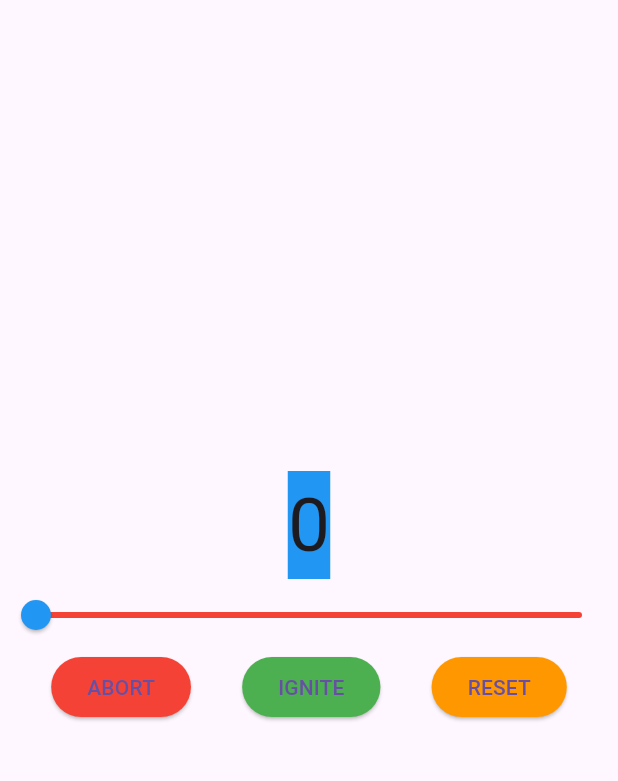
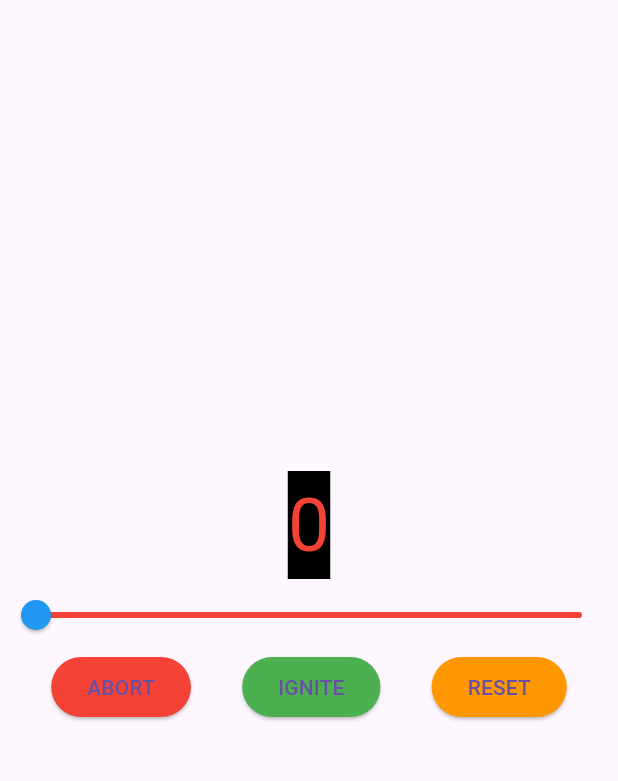
Before and after one commit to Ed-Zheng/act6, a Flutter app: the screen it shows after launch, on a phone screen of 412 x 824 dp, the part 63-844 px from its top. Run offline on Flutter 3.47's test engine with Material 3 defaults, Android fonts, the phone set to English and light mode, and no system bars.

Commit message:
Changes the counter's number and background color

```diff
--- a/lib/main.dart
+++ b/lib/main.dart
@@ -41,11 +41,16 @@ class _CounterWidgetState extends State<CounterWidget> {
         children: [
           Center(
             child: Container(
-              color: Colors.blue,
+              color: const Color.fromARGB(255, 0, 0, 0),
               child: Text(
                 //to displays current number
                 '$_counter',
-                style: TextStyle(fontSize: 50.0),
+                style: TextStyle(
+                  fontSize: 50.0,
+                  color: _counter == 0
+                    ? Colors.red
+                    : (_counter >= 50 ? Colors.green : Colors.orange)
+                ),
               ),
             ),
           ),
```
